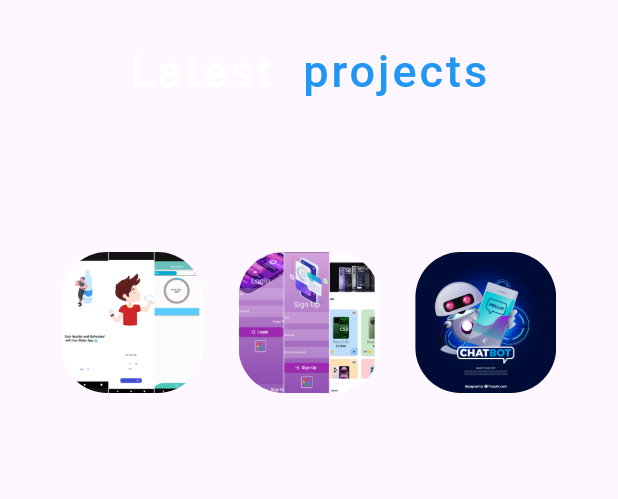
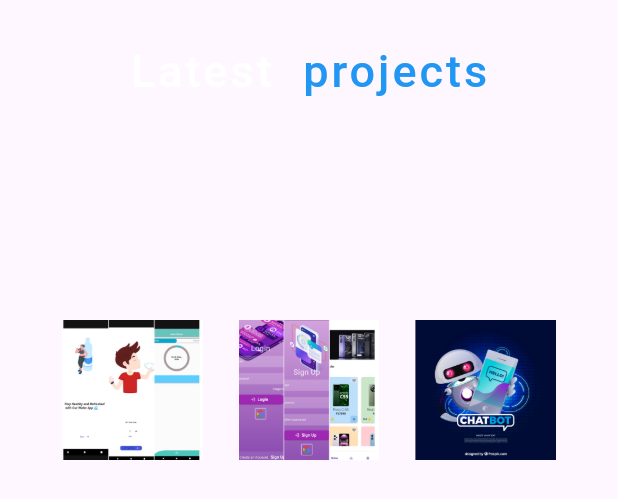
Before and after one commit to Akshaykpz/personal_website_flutter, a Flutter app: the MyPortfolio widget shown alone on an empty page, opened directly, on a phone screen of 412 x 824 dp. Shown: the top 499 px of the screen. Run offline on Flutter 3.47's test engine with Material 3 defaults, Android fonts, the light colour scheme and no system bars; our stand-ins replace animate_do, animated_text_kit, google_fonts; missing offline and left inert: dart:html.

Commit message:
all cahnegs

```diff
--- a/lib/view/widgets/my_portfolio.dart
+++ b/lib/view/widgets/my_portfolio.dart
@@ -24,7 +24,7 @@
       'Aqua Med Tarcker':
           'Aqua Med-Tracker it is a reminder Application helping for track water and medicines',
       'StoreX':
-          'Store X, Developed a sleek eCommerce app with Cart, Wishlist, Store, and Wallet for optimal,admin panel',
+          'Developed a sleek eCommerce app with Cart, Wishlist, Store, and,admin panel',
       'Chatgpt': 'Developed a Ai bot it is model chat gpt'
     };
 
@@ -48,6 +48,9 @@
                   style: Apptext.addstyles(Colors.blue),
                 )
               ]))),
+          const SizedBox(
+            height: 45,
+          ),
           GridView.builder(
             itemCount: titles.length,
             shrinkWrap: true,
@@ -83,7 +86,7 @@
                       ClipRRect(
                         borderRadius: BorderRadius.circular(30),
                         child: Image(
-                          fit: BoxFit.fill,
+                          height: 290,
                           image: AssetImage(
                             image,
                           ),
@@ -120,10 +123,10 @@
         height: MediaQuery.sizeOf(context).height,
         decoration: BoxDecoration(
             color: Colors.black.withOpacity(0.9),
-            borderRadius: BorderRadius.circular(31)),
+            borderRadius: BorderRadius.circular(30)),
         child: Column(children: [
           Padding(
-            padding: const EdgeInsets.symmetric(vertical: 10),
+            padding: const EdgeInsets.symmetric(vertical: 5),
             child: Text(
               text,
               style: const TextStyle(
```
